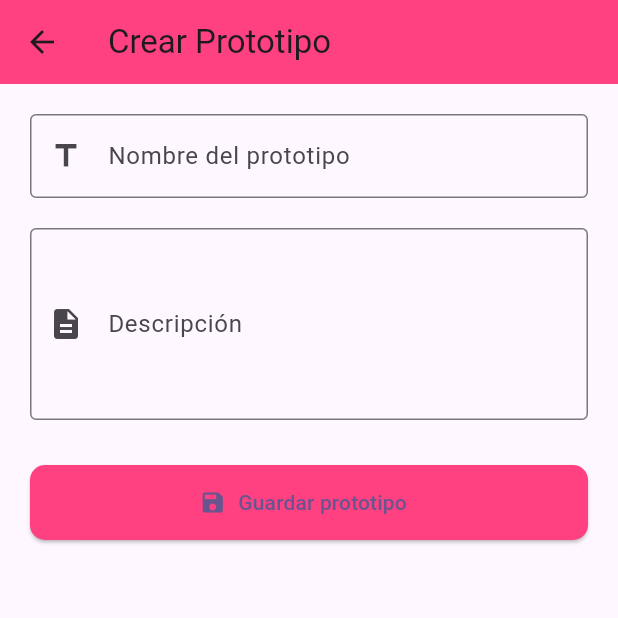
After one commit to irkitech-develop/protolove_front, a Flutter app: the CreatePrototypeScreen screen opened directly, on a phone screen of 412 x 824 dp, the top half of it. The commit adds this screen. Run offline on Flutter 3.47's test engine with Material 3 defaults, Android fonts, the phone set to English and light mode, and no system bars; our stand-ins replace animated_text_kit, supabase_flutter; missing offline and left inert: staggered_grid_view; accounts and stored records are empty; statements that could not run were skipped.

Commit message:
1.0.0.0 estructura carpetas
mejora en estructura de las carpetas

```diff
--- a/lib/model/model.dart
+++ b/lib/model/model.dart
@@ -0,0 +1,3 @@
+// lib/model/model.dart
+export 'user_model.dart';
+export 'profile_model.dart';
--- a/lib/screen/screen.dart
+++ /dev/null
@@ -1,5 +0,0 @@
-export 'splash_screen.dart';
-export 'login_screen.dart';
-export 'home_screen.dart';
-export 'sign_in_up_screen.dart';
-export 'register_screen.dart';
--- a/lib/screen/login_screen.dart
+++ b/lib/screens/auth/login_screen.dart
@@ -1,10 +1,10 @@
 import 'package:flutter/material.dart';
 import 'package:protolove_front/widgets/widgets.dart';
-import 'package:protolove_front/screen/home_screen.dart';
+import 'package:protolove_front/screens/home/home_screen.dart';
 import 'package:supabase_flutter/supabase_flutter.dart';
 import 'package:protolove_front/utils/app_messages.dart';
-import 'package:protolove_front/screen/register_screen.dart';
-import 'package:protolove_front/screen/forgot_password_screen.dart';
+import 'package:protolove_front/screens/auth/register_screen.dart';
+import 'package:protolove_front/screens/auth/forgot_password_screen.dart';
 
 class LoginScreen extends StatefulWidget {
   const LoginScreen({super.key});
--- /dev/null
+++ b/lib/screens/prototype/create_prototype_screen.dart
@@ -0,0 +1,104 @@
+import 'package:flutter/material.dart';
+
+class CreatePrototypeScreen extends StatefulWidget {
+  const CreatePrototypeScreen({super.key});
+
+  @override
+  State<CreatePrototypeScreen> createState() => _CreatePrototypeScreenState();
+}
+
+class _CreatePrototypeScreenState extends State<CreatePrototypeScreen> {
+  final _formKey = GlobalKey<FormState>();
+
+  final TextEditingController nameController = TextEditingController();
+  final TextEditingController descriptionController = TextEditingController();
+
+  bool isSaving = false;
+
+  void _savePrototype() {
+    if (!_formKey.currentState!.validate()) return;
+
+    setState(() => isSaving = true);
+
+    // Simulación de guardado (luego aquí va Supabase)
+    Future.delayed(const Duration(seconds: 1), () {
+      setState(() => isSaving = false);
+
+      ScaffoldMessenger.of(context).showSnackBar(
+        const SnackBar(content: Text('Prototipo creado exitosamente 🚀')),
+      );
+
+      Navigator.pop(context); // Regresa al dashboard
+    });
+  }
+
+  @override
+  Widget build(BuildContext context) {
+    return Scaffold(
+      appBar: AppBar(
+        title: const Text('Crear Prototipo'),
+        backgroundColor: Colors.pinkAccent,
+      ),
+      body: Padding(
+        padding: const EdgeInsets.all(20),
+        child: Form(
+          key: _formKey,
+          child: Column(
+            children: [
+              TextFormField(
+                controller: nameController,
+                decoration: const InputDecoration(
+                  labelText: 'Nombre del prototipo',
+                  prefixIcon: Icon(Icons.title),
+                  border: OutlineInputBorder(),
+                ),
+                validator:
+                    (value) => value!.isEmpty ? 'Ingrese un nombre' : null,
+              ),
+              const SizedBox(height: 20),
+              TextFormField(
+                controller: descriptionController,
+                maxLines: 4,
+                decoration: const InputDecoration(
+                  labelText: 'Descripción',
+                  prefixIcon: Icon(Icons.description),
+                  border: OutlineInputBorder(),
+                ),
+                validator:
+                    (value) =>
+                        value!.isEmpty ? 'Ingrese una descripción' : null,
+              ),
+              const SizedBox(height: 30),
+
+              SizedBox(
+                width: double.infinity,
+                height: 50,
+                child: ElevatedButton.icon(
+                  icon:
+                      isSaving
+                          ? const SizedBox(
+                            width: 20,
+                            height: 20,
+                            child: CircularProgressIndicator(
+                              strokeWidth: 2,
+                              color: Colors.white,
+                            ),
+                          )
+                          : const Icon(Icons.save),
+                  label: Text(isSaving ? 'Guardando...' : 'Guardar prototipo'),
+                  style: ElevatedButton.styleFrom(
+                    backgroundColor: Colors.pinkAccent,
+                    shape: RoundedRectangleBorder(
+                      borderRadius: BorderRadius.circular(10),
+                    ),
+                  ),
+                  onPressed: isSaving ? null : _savePrototype,
+                ),
+              ),
+            ],
+          ),
+        ),
+      ),
+    );
+  }
+}
--- /dev/null
+++ b/lib/screens/screen.dart
@@ -0,0 +1,5 @@
+export 'splash_screen.dart';
+export 'auth/login_screen.dart';
+export 'home/home_screen.dart';
+export 'sign_in_up_screen.dart';
+export 'auth/register_screen.dart';
--- a/lib/screen/sign_in_up_screen.dart
+++ b/lib/screens/sign_in_up_screen.dart
@@ -1,7 +1,7 @@
 import 'dart:ui';
 
 import 'package:flutter/material.dart';
-import 'package:protolove_front/screen/register_screen.dart';
+import 'package:protolove_front/screens/auth/register_screen.dart';
 import 'package:protolove_front/utils/colors.dart';
 import 'package:protolove_front/widgets/atom/atom.dart';
 import 'package:staggered_grid_view/flutter_staggered_grid_view.dart';
```
Also changed, not shown: lib/routes/routes.dart (+4 -4 lines), lib/screens/home/home_screen.dart (renamed from lib/screen/home_screen.dart, +54 -43 lines), lib/model/profile_model.dart (added), lib/model/user_model.dart (added), lib/screens/auth/forgot_password_screen.dart (renamed from lib/screen/forgot_password_screen.dart), lib/screens/auth/register_screen.dart (renamed from lib/screen/register_screen.dart), lib/screens/profile/profile_edit_screen.dart (added), lib/screens/profile/profile_view_screen.dart (added), lib/screens/splash_screen.dart (renamed from lib/screen/splash_screen.dart), lib/service/profile_service.dart (added), 1 other file.
